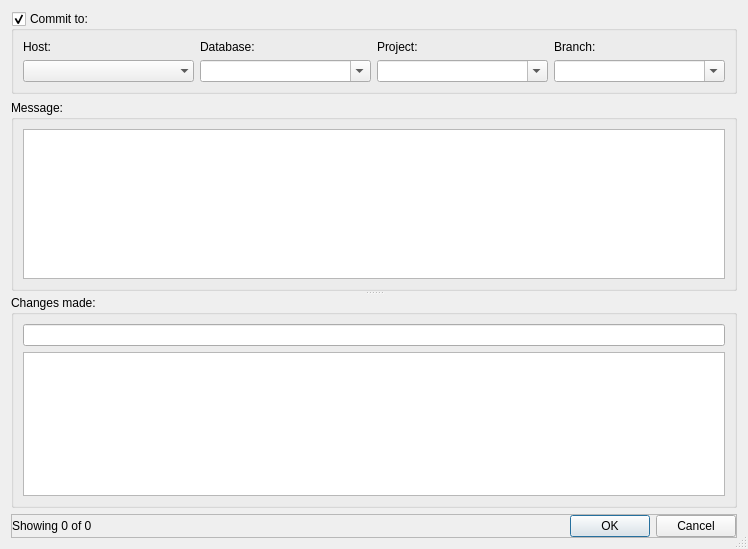
Old version of the form forms/repo_dialogcommit.ui in the repository 3drepo/3drepogui.
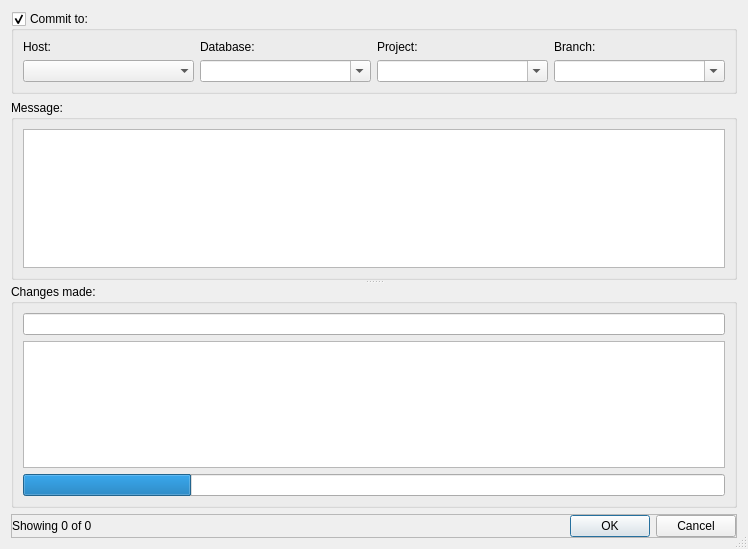
New version of the form. Custom widgets are drawn as their Qt base class.

```diff
--- a/forms/repo_dialogcommit.ui
+++ b/forms/repo_dialogcommit.ui
@@ -221,6 +221,16 @@
          </property>
         </widget>
        </item>
+       <item>
+        <widget class="QProgressBar" name="progressBar">
+         <property name="value">
+          <number>24</number>
+         </property>
+         <property name="textVisible">
+          <bool>false</bool>
+         </property>
+        </widget>
+       </item>
       </layout>
      </widget>
     </widget>
```
